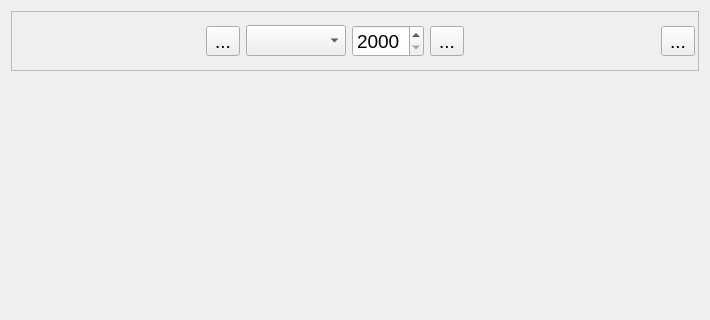
Qt form ui/monatform.ui (kaje44/krake) before a commit; both pictures show x 0 to 710 and y 0 to 320 of the 710 by 500 pixel window.
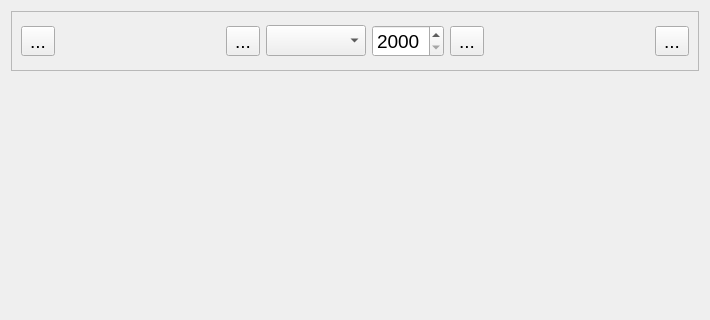
The same form after that commit.

The edit to the form file:
```diff
--- a/ui/monatform.ui
+++ b/ui/monatform.ui
@@ -43,9 +43,19 @@
       <enum>QFrame::StyledPanel</enum>
      </property>
      <layout class="QHBoxLayout" name="horizontalLayout">
-      <property name="margin">
-       <number>3</number>
-      </property>
+      <item>
+       <widget class="QToolButton" name="toolButton_4">
+        <property name="text">
+         <string>...</string>
+        </property>
+        <property name="iconSize">
+         <size>
+          <width>32</width>
+          <height>32</height>
+         </size>
+        </property>
+       </widget>
+      </item>
       <item>
        <spacer name="horizontalSpacer">
         <property name="orientation">
```
